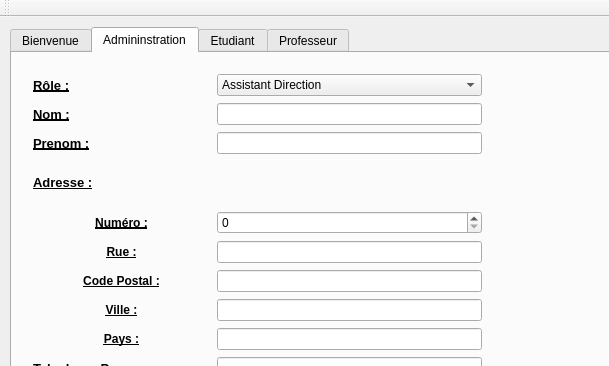
Mrgove10/AppliObjetVS, file AppObjetQT/mainwindow.ui: the form before one commit; both pictures show x 0 to 609 and y 0 to 366 of the 948 by 781 pixel window.
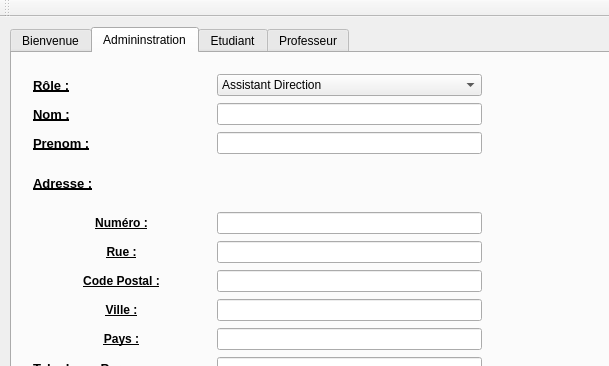
The form after the commit. The open tabs and pages were chosen to show the change. Icons and pictures are not drawn.

Commit message: add role admin

What changed in the file:
```diff
--- a/AppObjetQT/mainwindow.ui
+++ b/AppObjetQT/mainwindow.ui
@@ -541,7 +541,7 @@
         <widget class="QLineEdit" name="adminAdresseCodePostal"/>
        </item>
        <item row="4" column="1">
-        <widget class="QSpinBox" name="adminAdresseNum"/>
+        <widget class="QLineEdit" name="adminAdresseNum"/>
        </item>
       </layout>
      </widget>
```
Left out of the diff: 4 changed lines with no effect on the pictures. The commit also changes 4 other files.
